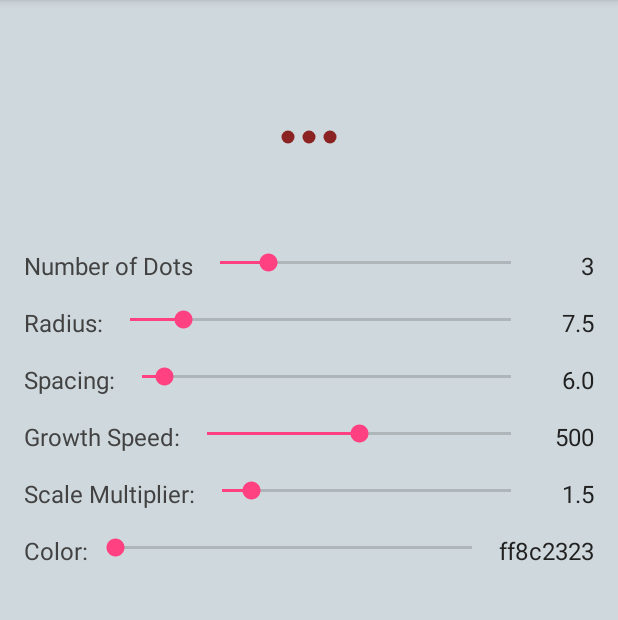
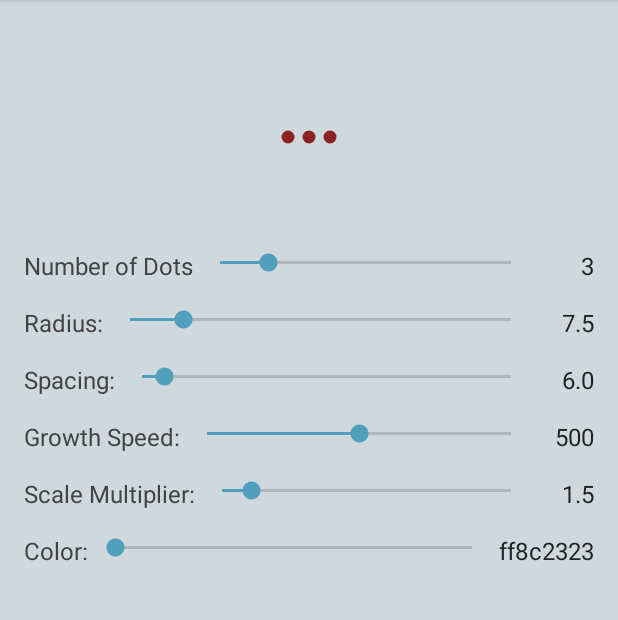
Before and after one commit to JustZak/DilatingDotsProgressBar, an Android app: the screen it shows after launch (MainActivity), on a phone screen of 412 x 824 dp, the part 84-704 px from its top. Run offline under Robolectric (Android 15) with nearby library versions, the phone set to English and light mode, and no system bars.

Commit message:
accent color change

```diff
--- a/example/src/main/res/values/colors.xml
+++ b/example/src/main/res/values/colors.xml
@@ -2,5 +2,5 @@
 <resources>
     <color name="colorPrimary">#3F51B5</color>
     <color name="colorPrimaryDark">#303F9F</color>
-    <color name="colorAccent">#FF4081</color>
+    <color name="colorAccent">#4F9FBD</color>
 </resources>
```
